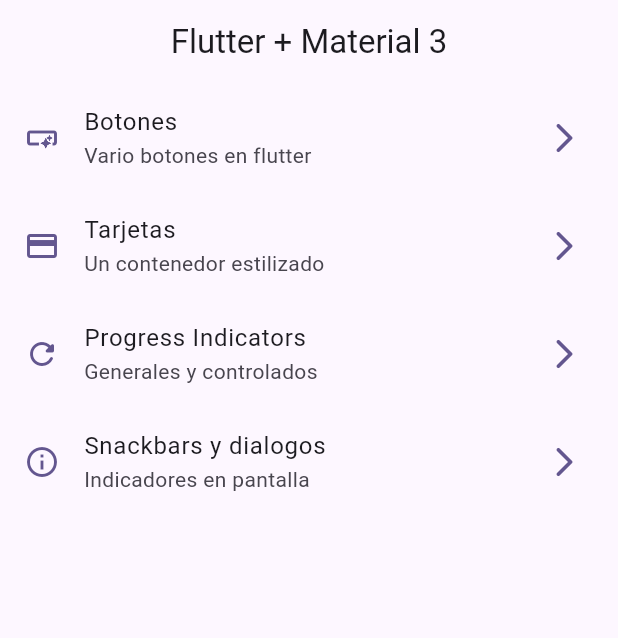
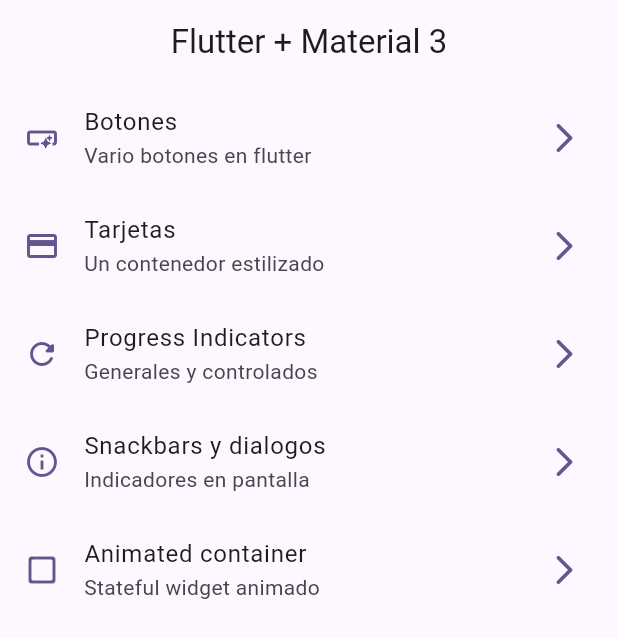
Before and after one commit to Dante-ML/widgets_app, a Flutter app: the screen it shows after launch, on a phone screen of 412 x 824 dp. Shown: the top 638 px of the screen. Run offline on Flutter 3.47's test engine with Material 2 defaults, Android fonts, the phone set to English and light mode, and no system bars; our stand-ins replace go_router.

Commit message:
animated container

```diff
--- a/lib/config/menu/menu_items.dart
+++ b/lib/config/menu/menu_items.dart
@@ -45,4 +45,11 @@ const List<MenuItem> appMenuItems = [
     url: '/snackbars',
     icon: Icons.info_outline,
   ),
+
+  MenuItem(
+    tittle: 'Animated container',
+    subTittle: 'Stateful widget animado',
+    url: '/animated',
+    icon: Icons.check_box_outline_blank_rounded,
+  ),
 ];
--- a/lib/config/router/app_router.dart
+++ b/lib/config/router/app_router.dart
@@ -39,5 +39,11 @@ final appRouter = GoRouter(
       name: SnackbarScreen.name,
       builder: (context, state) => const SnackbarScreen(),
     ),
+
+    GoRoute(
+      path: '/animated',
+      name: AnimatedScreen.name,
+      builder: (context, state) => const AnimatedScreen(),
+    ),
   ],
 );
```
Also changed, not shown: lib/presentation/screens/animated/animated_screens.dart (+53 -2 lines).
